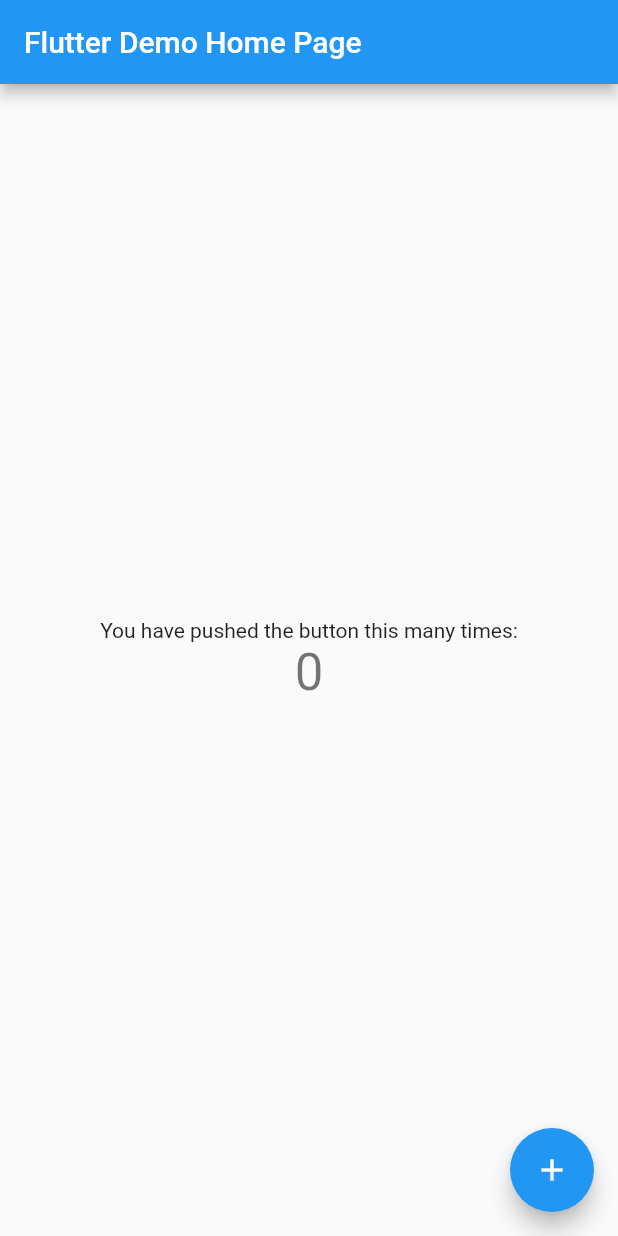
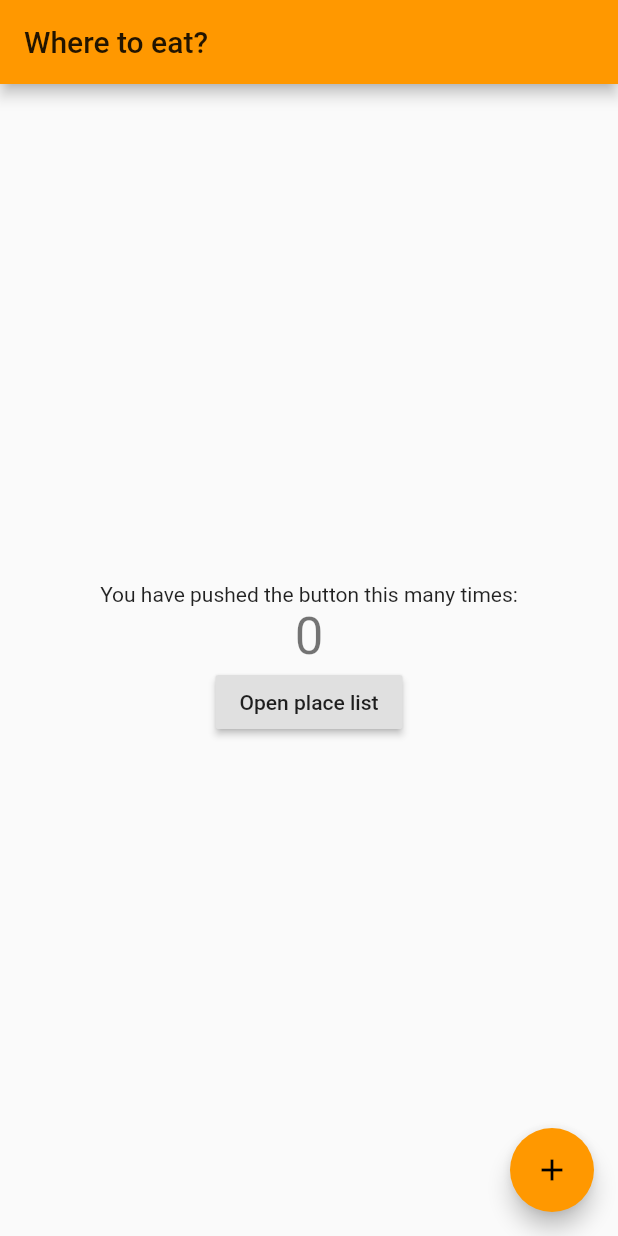
Before and after one commit to waynexia/where-to-eat, a Flutter app: the screen it shows after launch, on a phone screen of 412 x 824 dp. Run offline on Flutter 3.47's test engine with Material 2 defaults, Android fonts, the phone set to English and light mode, and no system bars.

Commit message:
draft place_list page

```diff
--- a/lib/main.dart
+++ b/lib/main.dart
@@ -1,4 +1,6 @@
 import 'package:flutter/material.dart';
+
+import 'place_list.dart';
 
 void main() {
   runApp(MyApp());
@@ -20,13 +22,13 @@ class MyApp extends StatelessWidget {
         // or simply save your changes to "hot reload" in a Flutter IDE).
         // Notice that the counter didn't reset back to zero; the application
         // is not restarted.
-        primarySwatch: Colors.blue,
+        primarySwatch: Colors.orange,
         // This makes the visual density adapt to the platform that you run
         // the app on. For desktop platforms, the controls will be smaller and
         // closer together (more dense) than on mobile platforms.
         visualDensity: VisualDensity.adaptivePlatformDensity,
       ),
-      home: MyHomePage(title: 'Flutter Demo Home Page'),
+      home: MyHomePage(title: 'Where to eat?'),
     );
   }
 }
@@ -104,6 +106,13 @@ class _MyHomePageState extends State<MyHomePage> {
               '$_counter',
               style: Theme.of(context).textTheme.headline4,
             ),
+            RaisedButton(
+              onPressed: () {
+                Navigator.push(context,
+                    MaterialPageRoute(builder: (context) => PlaceList()));
+              },
+              child: Text("Open place list"),
+            )
           ],
         ),
       ),
```
Also changed, not shown: lib/place_list.dart (added, +68 -0 lines), pubspec.yaml (+4 -3 lines).
